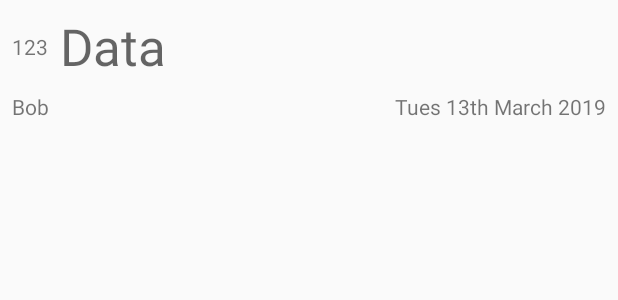
After one commit to Jatra/Noted, an Android app: the layout occurrence.xml on its own in the app's theme, with its tools: preview values and no code run, on a phone screen of 412 x 824 dp. The commit adds this screen. Shown: the top 300 px of the screen. Run offline under Robolectric (Android 15) with nearby library versions, the phone set to English and light mode, and no system bars.

Commit message:
Improved UI

```diff
--- /dev/null
+++ b/app/src/main/res/layout/occurrence.xml
@@ -0,0 +1,48 @@
+<?xml version="1.0" encoding="utf-8"?>
+<androidx.constraintlayout.widget.ConstraintLayout xmlns:android="http://schemas.android.com/apk/res/android"
+                                                   xmlns:app="http://schemas.android.com/apk/res-auto"
+                                                   xmlns:tools="http://schemas.android.com/tools"
+                                                   android:layout_width="match_parent"
+                                                   android:layout_height="wrap_content">
+
+    <TextView
+            android:id="@+id/idView"
+            android:layout_width="wrap_content"
+            android:layout_height="wrap_content"
+            app:layout_constraintTop_toTopOf="@+id/dataView"
+            app:layout_constraintStart_toStartOf="parent"
+            android:layout_marginStart="8dp"
+            tools:text="123"
+            app:layout_constraintBottom_toBottomOf="@+id/dataView"/>
+
+    <TextView
+            android:id="@+id/dataView"
+            android:layout_width="wrap_content"
+            android:layout_height="wrap_content"
+            android:layout_marginTop="8dp"
+            app:layout_constraintTop_toTopOf="parent"
+            android:textAppearance="@style/TextAppearance.AppCompat.Display1"
+            app:layout_constraintStart_toEndOf="@+id/idView"
+            android:layout_marginStart="8dp"
+            tools:text="Data"/>
+
+    <TextView
+            android:id="@+id/whoView"
+            tools:text="Bob"
+            android:layout_width="wrap_content"
+            android:layout_height="wrap_content"
+            android:layout_marginTop="8dp"
+            app:layout_constraintTop_toBottomOf="@+id/dataView"
+            app:layout_constraintStart_toStartOf="parent"
+            android:layout_marginStart="8dp"/>
+
+    <TextView
+            android:id="@+id/whenView"
+            tools:text="Tues 13th March 2019"
+            android:layout_width="wrap_content"
+            android:layout_height="wrap_content"
+            android:layout_marginTop="8dp"
+            app:layout_constraintTop_toBottomOf="@+id/dataView"
+            app:layout_constraintEnd_toEndOf="parent"
+            android:layout_marginEnd="8dp"/>
+</androidx.constraintlayout.widget.ConstraintLayout>
```
Also changed, not shown: app/src/main/java/uk/co/jatra/noted/ui/occurred/OccurredAdapter.kt (added, +46 -0 lines), app/src/main/java/uk/co/jatra/noted/ui/occurred/OccurredFragment.kt (+9 -10 lines), app/src/main/res/layout/occurred_fragment.xml (+7 -10 lines).
